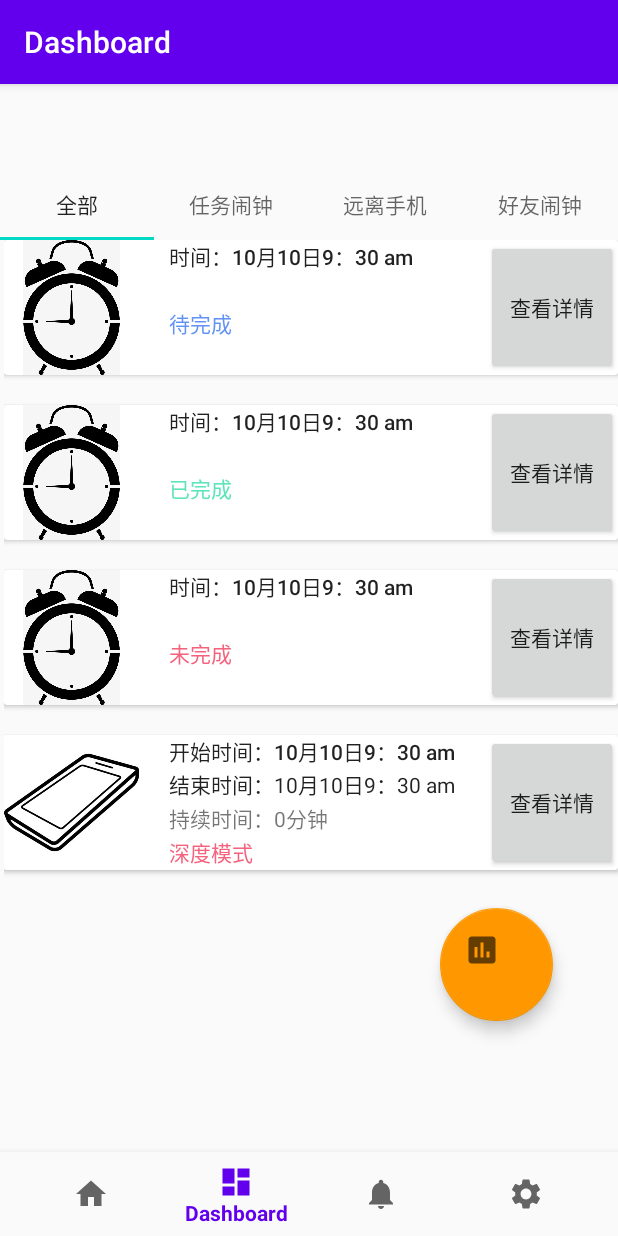
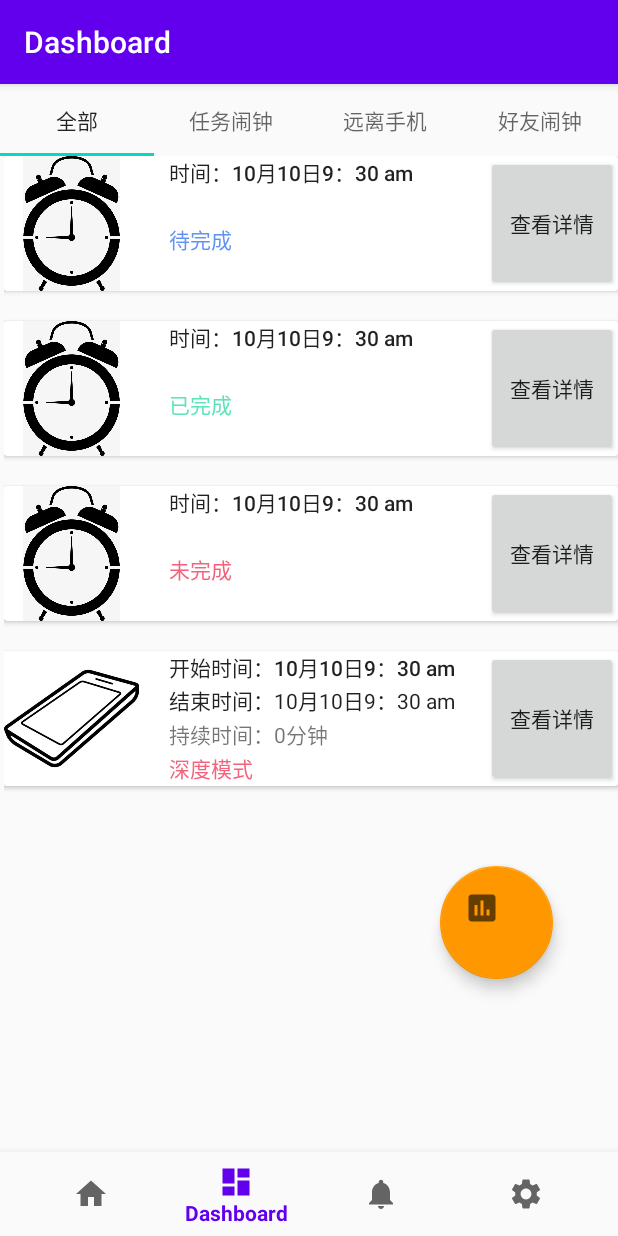
Before and after one commit to TimeMasterLuo/TimeManager, an Android app: the DashboardFragment screen opened through its navigation route, on a phone screen of 412 x 824 dp. Run offline under Robolectric (Android 15) with nearby library versions, the phone set to English and light mode, and no system bars; our stand-ins replace navigation-ui.

Commit message:
feat:dashborad和friendslist进一步添加修改-zmy

```diff
--- a/app/src/main/res/layout/activity_home.xml
+++ b/app/src/main/res/layout/activity_home.xml
@@ -5,7 +5,7 @@
     android:id="@+id/container"
     android:layout_width="match_parent"
     android:layout_height="match_parent"
-    android:paddingTop="?attr/actionBarSize">
+    >
 
     <com.google.android.material.bottomnavigation.BottomNavigationView
         android:id="@+id/nav_view"
--- a/app/src/main/res/layout/fragment_dashboard.xml
+++ b/app/src/main/res/layout/fragment_dashboard.xml
@@ -8,28 +8,29 @@
 
     <com.google.android.material.tabs.TabLayout
         android:layout_width="match_parent"
-        android:layout_height="wrap_content">
+        android:layout_height="wrap_content"
+        tools:ignore="MissingConstraints">
 
         <com.google.android.material.tabs.TabItem
             android:layout_width="wrap_content"
             android:layout_height="wrap_content"
-            android:text="全部" />
+            android:text="@string/dashboard_all" />
 
         <com.google.android.material.tabs.TabItem
             android:layout_width="wrap_content"
             android:layout_height="wrap_content"
-            android:text="任务闹钟" />
+            android:text="@string/dashboard_alarm" />
 
         <com.google.android.material.tabs.TabItem
             android:layout_width="wrap_content"
             android:layout_height="wrap_content"
-            android:text="远离手机" />
+            android:text="@string/dashboard_awayphone" />
 
         <com.google.android.material.tabs.TabItem
             android:id="@+id/tabItem"
             android:layout_width="wrap_content"
             android:layout_height="wrap_content"
-            android:text="好友闹钟" />
+            android:text="@string/dashboard_friendalarm" />
     </com.google.android.material.tabs.TabLayout>
 
     <TextView
@@ -57,7 +58,8 @@
         app:layout_constraintBottom_toBottomOf="parent"
         app:layout_constraintEnd_toEndOf="parent"
         app:layout_constraintStart_toStartOf="parent"
-        app:layout_constraintTop_toTopOf="parent" />
+        app:layout_constraintTop_toTopOf="parent"
+        android:focusable="true" />
 
     <ScrollView
         android:id="@+id/scrollView2"
@@ -90,15 +92,17 @@
                         android:layout_width="90dp"
                         android:layout_height="90dp"
                         android:scaleType="fitCenter"
-                        android:src="@drawable/alarm" />
+                        android:src="@drawable/alarm"
+                        android:contentDescription="@string/dashboard_alarm" />
 
                     <LinearLayout
                         android:layout_weight="1"
                         android:orientation="vertical"
-                        android:paddingLeft="20dp"
+                        android:paddingStart="20dp"
                         android:visibility="visible"
                         app:layout_gravity="fill"
-                        app:layout_rowWeight="4">
+                        app:layout_rowWeight="4"
+                        tools:ignore="RtlSymmetry">
 
                         <TextView
                             android:id="@+id/textView1"
@@ -113,7 +117,7 @@
                             android:layout_width="match_parent"
                             android:layout_height="wrap_content"
                             android:layout_weight="1"
-                            android:text="待完成"
+                            android:text="@string/待完成"
                             android:textColor="#6293F4" />
 
                     </LinearLayout>
@@ -121,7 +125,7 @@
                     <Button
                         android:id="@+id/button1"
                         android:layout_weight="1"
-                        android:text="查看详情"
+                        android:text="@string/查看详情"
                         app:layout_rowWeight="4" />
                 </androidx.gridlayout.widget.GridLayout>
 
@@ -143,15 +147,17 @@
                         android:layout_width="90dp"
                         android:layout_height="90dp"
                         android:scaleType="fitCenter"
-                        android:src="@drawable/alarm" />
+                        android:src="@drawable/alarm"
+                        android:contentDescription="@string/dashboard_alarm" />
 
                     <LinearLayout
                         android:layout_weight="1"
                         android:orientation="vertical"
-                        android:paddingLeft="20dp"
+                        android:paddingStart="20dp"
                         android:visibility="visible"
                         app:layout_gravity="fill"
-                        app:layout_rowWeight="4">
+                        app:layout_rowWeight="4"
+                        tools:ignore="RtlSymmetry">
 
                         <TextView
                             android:id="@+id/textView3"
@@ -166,7 +172,7 @@
                             android:layout_width="match_parent"
                             android:layout_height="wrap_content"
                             android:layout_weight="1"
-                            android:text="已完成"
+                            android:text="@string/已完成"
                             android:textColor="#5EE4BA" />
 
                     </LinearLayout>
@@ -175,7 +181,7 @@
                         android:id="@+id/button2"
                         android:layout_height="wrap_content"
                         android:layout_weight="1"
-                        android:text="查看详情"
+                        android:text="@string/查看详情"
                         app:layout_rowWeight="4" />
 
                 </androidx.gridlayout.widget.GridLayout>
@@ -198,15 +204,17 @@
                         android:layout_width="90dp"
                         android:layout_height="90dp"
                         android:scaleType="fitCenter"
-                        android:src="@drawable/alarm" />
+                        android:src="@drawable/alarm"
+                        android:contentDescription="@string/dashboard_alarm" />
 
                     <LinearLayout
                         android:layout_weight="1"
                         android:orientation="vertical"
-                        android:paddingLeft="20dp"
+                        android:paddingStart="20dp"
                         android:visibility="visible"
                         app:layout_gravity="fill"
-                        app:layout_rowWeight="4">
+                        app:layout_rowWeight="4"
+                        tools:ignore="RtlSymmetry">
 
                         <TextView
                             android:id="@+id/textView5"
@@ -221,7 +229,7 @@
                             android:layout_width="match_parent"
                             android:layout_height="wrap_content"
                             android:layout_weight="1"
-                            android:text="未完成"
+                            android:text="@string/未完成"
                             android:textColor="#F4627D" />
 
                     </LinearLayout>
@@ -229,7 +237,7 @@
                     <Button
                         android:id="@+id/button3"
                         android:layout_weight="1"
-                        android:text="查看详情"
+                        android:text="@string/查看详情"
                         app:layout_rowWeight="4" />
                 </androidx.gridlayout.widget.GridLayout>
 
@@ -256,10 +264,11 @@
                     <LinearLayout
                         android:layout_weight="1"
                         android:orientation="vertical"
-                        android:paddingLeft="20dp"
+                        android:paddingStart="20dp"
                         android:visibility="visible"
                         app:layout_gravity="fill"
-                        app:layout_rowWeight="4">
+                        app:layout_rowWeight="4"
+                        tools:ignore="RtlSymmetry">
 
                         <TextView
                             android:id="@+id/textView7"
@@ -289,7 +298,7 @@
                             android:layout_width="match_parent"
                             android:layout_height="wrap_content"
                             android:layout_weight="1"
-                            android:text="深度模式"
+                            android:text="@string/深度模式"
                             android:textColor="#F4627D" />
 
                     </LinearLayout>
@@ -297,7 +306,7 @@
                     <Button
                         android:id="@+id/button4"
                         android:layout_weight="1"
-                        android:text="查看详情"
+                        android:text="@string/查看详情"
                         app:layout_rowWeight="4" />
                 </androidx.gridlayout.widget.GridLayout>
 
--- a/app/src/main/res/values/strings.xml
+++ b/app/src/main/res/values/strings.xml
@@ -37,4 +37,14 @@
     <string name="Login">LOGIN</string>
     <string name="logout">LOGOUT</string>
     <string name="submit">SUBMIT</string>
+    <string name="dashboard_all">全部</string>
+    <string name="dashboard_alarm">任务闹钟</string>
+    <string name="dashboard_awayphone">远离手机</string>
+    <string name="dashboard_friendalarm">好友闹钟</string>
+    <string name="todo">TODO</string>
+    <string name="待完成">待完成</string>
+    <string name="已完成">已完成</string>
+    <string name="未完成">未完成</string>
+    <string name="查看详情">查看详情</string>
+    <string name="深度模式">深度模式</string>
 </resources>
```
